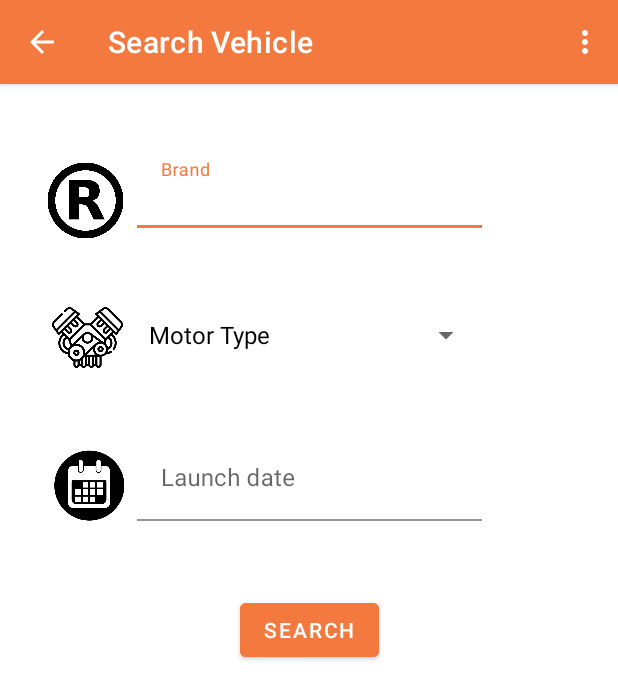
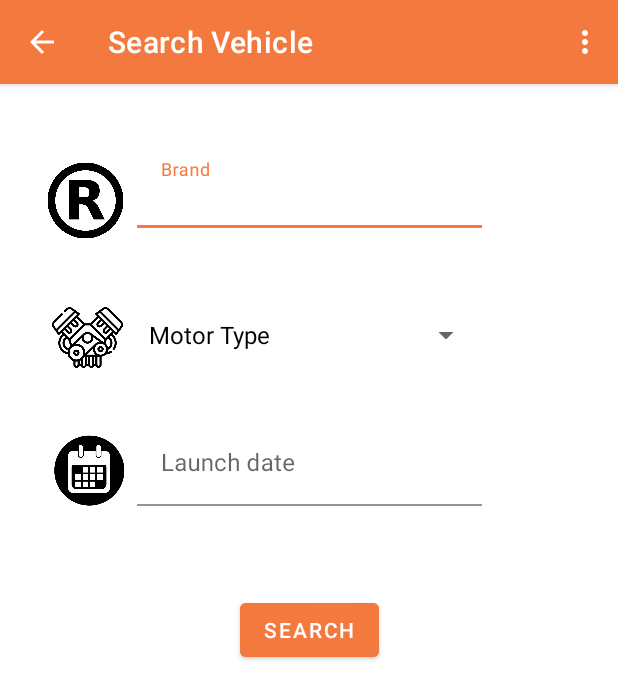
Before and after one commit to Rafa-AG/InfoCar, an Android app: the SearchActivity screen opened directly, with no data from a screen before it, on a phone screen of 412 x 824 dp. Shown: the top 699 px of the screen. Run offline under Robolectric (Android 15) with nearby library versions, the phone set to English and light mode, and no system bars.

Commit message:
Changed themes.xml

```diff
--- a/app/src/main/res/layout/activity_list.xml
+++ b/app/src/main/res/layout/activity_list.xml
@@ -28,7 +28,7 @@
         android:layout_height="wrap_content"
         android:layout_gravity="bottom|end"
         android:layout_margin="@dimen/fab_margin"
-        app:backgroundTint="#FAB163"
+        app:backgroundTint="@color/light_orange"
         app:srcCompat="@drawable/mas" />
 
 </androidx.coordinatorlayout.widget.CoordinatorLayout>
--- a/app/src/main/res/layout/content_search.xml
+++ b/app/src/main/res/layout/content_search.xml
@@ -69,7 +69,7 @@
                 android:id="@+id/search_launch_dateTIL"
                 android:layout_width="230dp"
                 android:layout_height="wrap_content"
-                android:layout_marginTop="235dp"
+                android:layout_marginTop="225dp"
                 app:boxBackgroundColor="@android:color/transparent"
                 app:layout_constraintEnd_toEndOf="parent"
                 app:layout_constraintStart_toStartOf="parent"
@@ -99,7 +99,7 @@
                 android:id="@+id/image_search_calendar"
                 android:layout_width="64dp"
                 android:layout_height="62dp"
-                android:layout_marginTop="43dp"
+                android:layout_marginTop="33dp"
                 app:layout_constraintEnd_toStartOf="@+id/search_launch_dateTIL"
                 app:layout_constraintTop_toBottomOf="@+id/image_search_motor"
                 app:srcCompat="@drawable/calendario" />
--- a/app/src/main/res/values-night/themes.xml
+++ b/app/src/main/res/values-night/themes.xml
@@ -2,15 +2,15 @@
     <!-- Base application theme. -->
     <style name="Theme.InfoCarApp" parent="Theme.MaterialComponents.DayNight.DarkActionBar">
         <!-- Primary brand color. -->
-        <item name="colorPrimary">@color/purple_200</item>
+        <item name="colorPrimary">@color/orange</item>
         <item name="colorPrimaryVariant">@color/orange</item>
         <item name="colorOnPrimary">@color/black</item>
         <!-- Secondary brand color. -->
-        <item name="colorSecondary">@color/teal_200</item>
-        <item name="colorSecondaryVariant">@color/teal_200</item>
+        <item name="colorSecondary">@color/light_orange</item>
+        <item name="colorSecondaryVariant">@color/light_orange</item>
         <item name="colorOnSecondary">@color/black</item>
         <!-- Status bar color. -->
-        <item name="android:statusBarColor" tools:targetApi="l">?attr/colorPrimaryVariant</item>
+        <item name="android:statusBarColor" tools:targetApi="l">@color/orange</item>
         <!-- Customize your theme here. -->
     </style>
 </resources>
--- a/app/src/main/res/values/colors.xml
+++ b/app/src/main/res/values/colors.xml
@@ -3,6 +3,7 @@
     <color name="purple_200">#FFBB86FC</color>
     <color name="purple_500">#FF6200EE</color>
     <color name="orange">#FFF4793E</color>
+    <color name="light_orange">#FAB163</color>
     <color name="teal_200">#FF03DAC5</color>
     <color name="teal_700">#FF018786</color>
     <color name="black">#FF000000</color>
--- a/app/src/main/res/values/themes.xml
+++ b/app/src/main/res/values/themes.xml
@@ -6,8 +6,8 @@
         <item name="colorPrimaryVariant">@color/orange</item>
         <item name="colorOnPrimary">@color/white</item>
         <!-- Secondary brand color. -->
-        <item name="colorSecondary">@color/teal_200</item>
-        <item name="colorSecondaryVariant">@color/teal_700</item>
+        <item name="colorSecondary">@color/light_orange</item>
+        <item name="colorSecondaryVariant">@color/light_orange</item>
         <item name="colorOnSecondary">@color/black</item>
         <!-- Status bar color. -->
         <item name="android:statusBarColor" tools:targetApi="l">?attr/colorPrimaryVariant</item>
```
